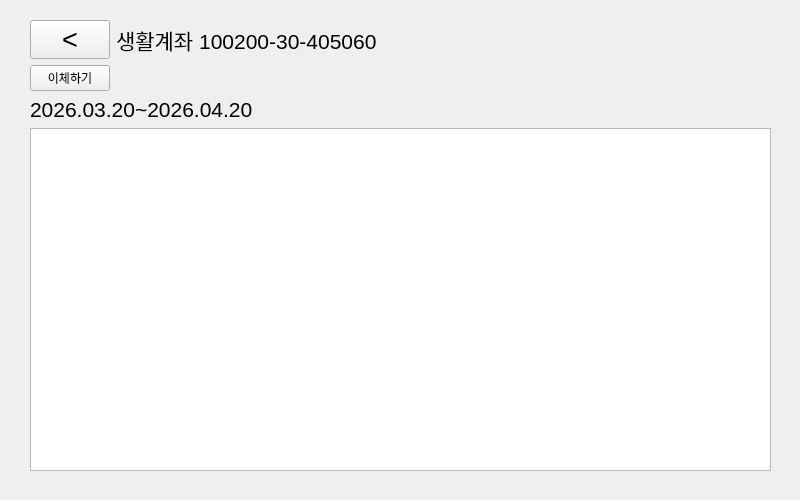
First picture: the form in ui/account-history-page.ui, repository Veda-Qt/project, before the edit.
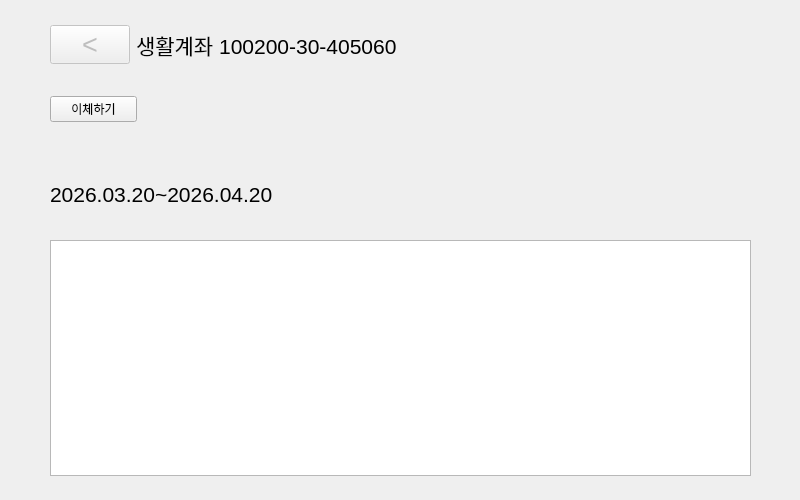
Second picture: the form after the edit.

Commit message: CLEARUP: ui changed with layout

Diff of the .ui file:
```diff
--- a/ui/account-history-page.ui
+++ b/ui/account-history-page.ui
@@ -16,15 +16,38 @@
   <widget class="QWidget" name="formLayoutWidget">
    <property name="geometry">
     <rect>
-     <x>30</x>
-     <y>20</y>
-     <width>741</width>
-     <height>451</height>
+     <x>0</x>
+     <y>0</y>
+     <width>801</width>
+     <height>501</height>
     </rect>
    </property>
-   <layout class="QFormLayout" name="flay1">
-    <item row="0" column="0">
+   <layout class="QVBoxLayout" name="vlay_hstry" stretch="0,1,1,3">
+    <property name="leftMargin">
+     <number>50</number>
+    </property>
+    <property name="topMargin">
+     <number>25</number>
+    </property>
+    <property name="rightMargin">
+     <number>50</number>
+    </property>
+    <property name="bottomMargin">
+     <number>25</number>
+    </property>
+    <item>
+     <layout class="QHBoxLayout" name="hlay1_histry">
+      <item>
      <widget class="QPushButton" name="btn_back">
+        <property name="enabled">
+         <bool>false</bool>
+        </property>
+        <property name="sizePolicy">
+         <sizepolicy hsizetype="Maximum" vsizetype="Fixed">
+          <horstretch>0</horstretch>
+          <verstretch>0</verstretch>
+         </sizepolicy>
+        </property>
       <property name="font">
        <font>
         <pointsize>20</pointsize>
@@ -39,16 +62,12 @@
       <property name="default">
        <bool>false</bool>
       </property>
-     </widget>
-    </item>
-    <item row="1" column="0">
-     <widget class="QPushButton" name="btn_transfer">
-      <property name="text">
-       <string>이체하기</string>
+        <property name="flat">
+         <bool>false</bool>
       </property>
      </widget>
     </item>
-    <item row="0" column="1">
+      <item>
      <widget class="QLabel" name="lbl_acnt_name">
       <property name="font">
        <font>
@@ -60,10 +79,35 @@
       </property>
      </widget>
     </item>
-    <item row="3" column="0" colspan="2">
-     <widget class="QListView" name="lview_hstry"/>
+     </layout>
     </item>
-    <item row="2" column="0" colspan="2">
+    <item>
+     <layout class="QHBoxLayout" name="hlay2_hstry" stretch="2,14">
+      <item alignment="Qt::AlignmentFlag::AlignVCenter">
+       <widget class="QPushButton" name="btn_transfer">
+        <property name="sizePolicy">
+         <sizepolicy hsizetype="Minimum" vsizetype="Fixed">
+          <horstretch>0</horstretch>
+          <verstretch>0</verstretch>
+         </sizepolicy>
+        </property>
+        <property name="text">
+         <string>이체하기</string>
+        </property>
+       </widget>
+      </item>
+      <item>
+       <widget class="QLabel" name="lbl_blnk1">
+        <property name="text">
+         <string/>
+        </property>
+       </widget>
+      </item>
+     </layout>
+    </item>
+    <item>
+     <layout class="QHBoxLayout" name="hlay3_hstry">
+      <item>
      <widget class="QLabel" name="lbl_ctgry">
       <property name="font">
        <font>
@@ -74,6 +118,18 @@
        <string>2026.03.20~2026.04.20</string>
       </property>
      </widget>
+      </item>
+      <item>
+       <widget class="QLabel" name="lbl_blnk2">
+        <property name="text">
+         <string/>
+        </property>
+       </widget>
+      </item>
+     </layout>
+    </item>
+    <item>
+     <widget class="QListView" name="lview_hstry"/>
     </item>
    </layout>
   </widget>
```
Left out of the diff: 2 changed lines with no effect on the pictures. Lines whose indentation alone changed are shown as unchanged.
